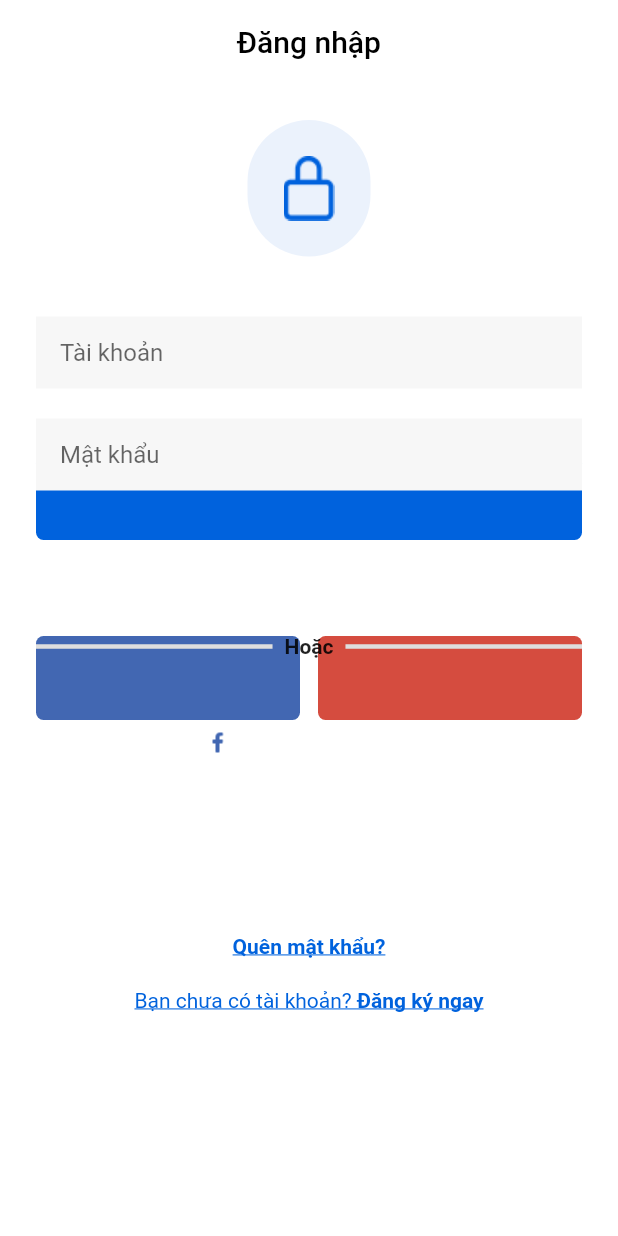
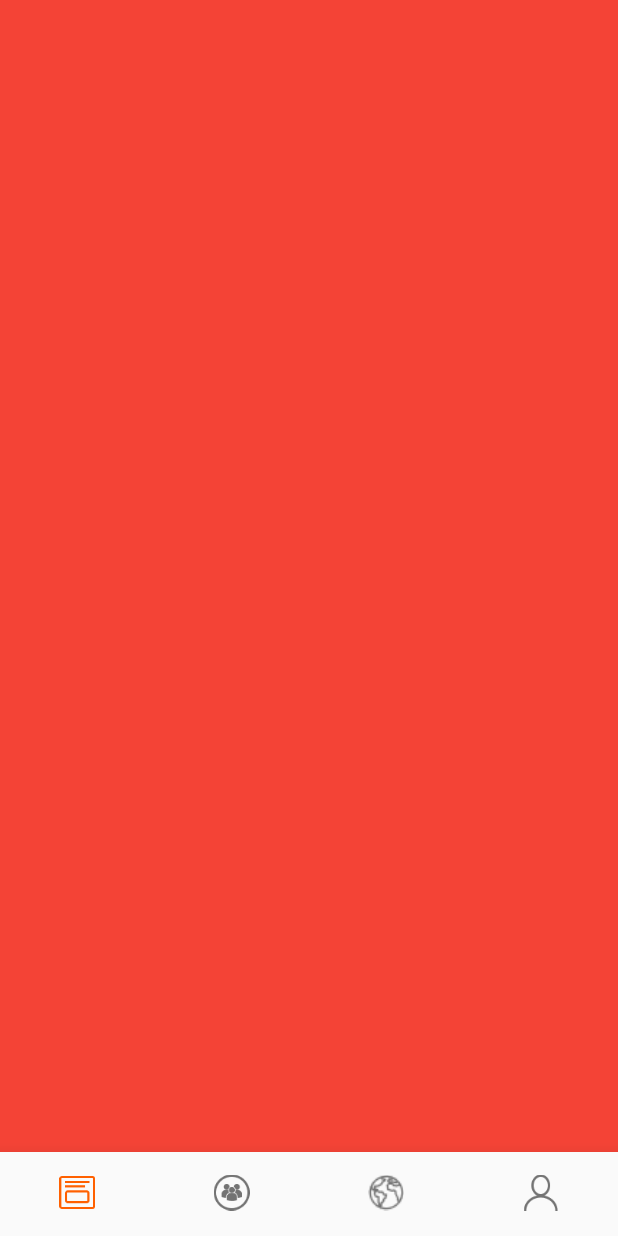
Before and after one commit to machudat18/khoi_nghiep, a Flutter app: the screen it shows after launch, after a tap on "Bắt đầu sử dụng", on a phone screen of 412 x 824 dp. Run offline on Flutter 3.47's test engine with Material 2 defaults, Android fonts, the phone set to English and light mode, and no system bars; our stand-ins replace fluttertoast, page_view_indicators, pin_code_fields, shared_preferences, splashscreen; accounts and stored records are empty; Roboto replaces fonts that are missing (Montserrat).

Commit message:
1/10 User

```diff
--- a/lib/main.dart
+++ b/lib/main.dart
@@ -4,7 +4,6 @@ import 'package:shared_preferences/shared_preferences.dart';
 import 'package:splashscreen/splashscreen.dart';
 
 void main() {
-
   runApp(MyApp());
 }
 
@@ -18,15 +17,19 @@ class _MyAppState extends State<MyApp> {
   Widget build(BuildContext context) {
     return MaterialApp(
       theme: ThemeData(fontFamily: 'Montserrat'),
-      home: new SplashScreen(
-        seconds: 3,
-        pageRoute: _createRoute() ,
-        navigateAfterSeconds: AfterSplash(),
-        loaderColor: Colors.red,
-        image: new Image.asset('assets/icon.png'),
-        backgroundColor: Colors.white,
-        useLoader: false,
-      ),
+      home: Splash(),
+    );
+  }
+
+  Widget Splash() {
+    return new SplashScreen(
+      seconds: 2,
+      pageRoute: _createRoute(),
+      navigateAfterSeconds: AfterSplash(),
+      loaderColor: Colors.red,
+      image: new Image.asset('assets/icon.png'),
+      backgroundColor: Colors.white,
+      useLoader: false,
     );
   }
 }
--- a/lib/screen/M004SignUp.dart
+++ b/lib/screen/M004SignUp.dart
@@ -1,7 +1,7 @@
 import 'dart:developer';
 
 import 'package:flutter/material.dart';
-import 'package:khoi_nghiep/model/UserInformation.dart';
+import 'package:khoi_nghiep/model/DataSignUp.dart';
 import 'package:khoi_nghiep/ultils/GetColors.dart';
 import 'package:khoi_nghiep/widget/CommonWidget.dart';
 
--- /dev/null
+++ b/lib/screen/M005Inside.dart
@@ -0,0 +1,98 @@
+import 'package:flutter/cupertino.dart';
+import 'package:flutter/material.dart';
+import 'package:khoi_nghiep/screen/M007Group.dart';
+import 'package:khoi_nghiep/screen/M008News.dart';
+import 'package:khoi_nghiep/ultils/GetColors.dart';
+
+import 'M006NewFeed.dart';
+import 'M009User.dart';
+
+class InsideManagement extends StatefulWidget {
+  @override
+  _InsideManagementState createState() => _InsideManagementState();
+}
+
+class _InsideManagementState extends State<InsideManagement> {
+  static final int HIDE = 0;
+  static final int SHOW = 100;
+  var _currentIndex = 0;
+  var _currentPageNotifier;
+  PageController _pageController;
+  List<Widget> listWidgetInside;
+  var textButton = 'Tiếp';
+  var alpha = HIDE;
+  void animateToPage(int index) {
+    _pageController.animateToPage(index,
+        duration: Duration(milliseconds: 400), curve: Curves.easeIn);
+  }
+
+  bool isFirstPage() {
+    return _pageController.page == 0;
+  }
+
+  bool isLastPage() {
+    return _pageController.page == listWidgetInside.length - 1;
+  }
+
+  @override
+  void initState() {
+    // TODO: implement initState
+    super.initState();
+    _currentPageNotifier = ValueNotifier<int>(0);
+    _pageController = PageController(initialPage: 0);
+    listWidgetInside = [
+      NewFeed(),
+      Group(),
+      News(),
+      UserLogged(),
+    ];
+  }
+
+  @override
+  Widget build(BuildContext context) {
+    return Scaffold(
+        body: PageView.builder(
+          itemCount: listWidgetInside.length,
+          controller: _pageController,
+          itemBuilder: (BuildContext context, int index) {
+            return listWidgetInside[index];
+          },
+          onPageChanged: (int index) {
+            _currentPageNotifier.value = index;
+            setState(() {
+              _currentIndex = index;
+            });
+          },
+        ),
+        bottomNavigationBar: BottomNavigationBar(
+            type: BottomNavigationBarType.fixed,
+            showUnselectedLabels: false,
+            showSelectedLabels: false,
+            selectedItemColor: HexColor('#FF6000'),
+            currentIndex: _currentIndex,
+            items: [
+              BottomNavigationBarItem(
+                label: 'newsfeed',
+                icon: ImageIcon(AssetImage('assets/newsfeed.png')),
+              ),
+              BottomNavigationBarItem(
+                label: 'group',
+                icon: ImageIcon(AssetImage('assets/group.png')),
+              ),
+              BottomNavigationBarItem(
+                label: 'notification',
+                icon: ImageIcon(AssetImage('assets/news.png')),
+              ),
+              BottomNavigationBarItem(
+                label: 'user',
+                icon: ImageIcon(AssetImage('assets/user.png')),
+              ),
+            ],
+            onTap: (value) {
+              animateToPage(value);
+              setState(() {
+                _currentIndex = value;
+              });
+            }));
+  }
+}
--- /dev/null
+++ b/lib/screen/M006NewFeed.dart
@@ -0,0 +1,11 @@
+import 'package:flutter/cupertino.dart';
+import 'package:flutter/material.dart';
+
+class NewFeed extends StatelessWidget {
+  @override
+  Widget build(BuildContext context) {
+    return Container(
+      color: Colors.red,
+    );
+  }
+}
--- a/lib/screen/M00Introduce.dart
+++ b/lib/screen/M00Introduce.dart
@@ -4,6 +4,8 @@ import 'package:khoi_nghiep/screen/M001UnAuth.dart';
 import 'package:khoi_nghiep/ultils/GetColors.dart';
 import 'package:khoi_nghiep/widget/PageWidget.dart';
 import 'package:page_view_indicators/circle_page_indicator.dart';
+
+import 'M005Inside.dart';
 
 class Introduce extends StatefulWidget {
   @override
@@ -76,7 +78,7 @@ class _IntroduceState extends State<Introduce> {
                 onTap: () {
                   Navigator.pushReplacement(
                     context,
-                    MaterialPageRoute(builder: (context) => UnAuth()),
+                    MaterialPageRoute(builder: (context) => InsideManagement()),
                   );
                 },
                 child: Ink(
--- a/lib/widget/CommonWidget.dart
+++ b/lib/widget/CommonWidget.dart
@@ -39,7 +39,7 @@ class DescriptionWidget extends StatelessWidget {
       child: Text(
         '$text',
         textAlign: TextAlign.center,
-        style: TextStyle(fontWeight: FontWeight.w300, fontSize: 16),
+        style: TextStyle(fontWeight: FontWeight.w400, fontSize: 16),
       ),
     );
   }
--- a/lib/widget/PageWidget.dart
+++ b/lib/widget/PageWidget.dart
@@ -33,7 +33,7 @@ class PageWidget extends StatelessWidget {
             style: TextStyle(
                 fontSize: 16,
                 fontFamily: 'Montserrat',
-                fontWeight: FontWeight.w300),
+                fontWeight: FontWeight.w400),
           ),
         ],
       ),
--- a/pubspec.yaml
+++ b/pubspec.yaml
@@ -23,11 +23,14 @@ environment:
 dependencies:
   flutter:
     sdk: flutter
+  provider: ^4.0.0
   splashscreen: ^1.3.5
   shared_preferences: ^0.5.4+6
   page_view_indicators: ^1.4.1
   pin_code_fields: ^6.1.0
   fluttertoast: ^3.1.0
+  # Cái này là để tạo loading
+  shimmer: ^1.1.2
   # The following adds the Cupertino Icons font to your application.
   # Use with the CupertinoIcons class for iOS style icons.
   cupertino_icons: ^1.0.1
```
Also changed, not shown: lib/model/UserData.dart (added, +46 -0 lines), lib/screen/M007Group.dart (added, +11 -0 lines), lib/screen/M008News.dart (added, +11 -0 lines), lib/screen/M009User.dart (added, +134 -0 lines), assets/avatar.jpg (added), assets/back_ground.jpg (added), assets/group.png (added), assets/news.png (added), assets/newsfeed.png (added), assets/user.png (added), lib/model/DataSignUp.dart (renamed from lib/model/UserInformation.dart), pubspec.lock.
